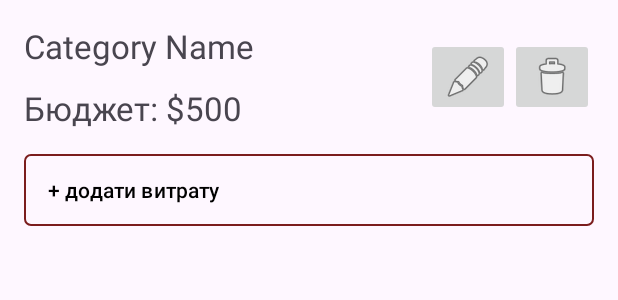
After one commit to Rednigo/MYBMobile, an Android app: the layout item_expense_category_uk.xml on its own in the app's theme, with its tools: preview values and no code run, on a phone screen of 412 x 824 dp. The commit adds this screen. Shown: the top 300 px of the screen. Run offline under Robolectric (Android 15) with nearby library versions, the phone set to English and light mode, and no system bars.

Commit message:
Added more ukrainian language for main page

```diff
--- a/MYB/app/src/main/java/com/example/myb/utils/ApiConfig.kt
+++ b/MYB/app/src/main/java/com/example/myb/utils/ApiConfig.kt
@@ -1,7 +1,7 @@
 package com.example.myb.utils
 
 object ApiConfig {
-    const val BASE_URL = "http://192.168.31.56:8080/api/v1"
-    //const val BASE_URL = "http://192.168.0.163:8080/api/v1"
+    //const val BASE_URL = "http://192.168.31.56:8080/api/v1"
+    const val BASE_URL = "http://192.168.0.163:8080/api/v1"
     const val PREF_FILE = "MyPreferences"
 }
--- /dev/null
+++ b/MYB/app/src/main/res/layout/item_expense_category_uk.xml
@@ -0,0 +1,80 @@
+<?xml version="1.0" encoding="utf-8"?>
+<androidx.constraintlayout.widget.ConstraintLayout xmlns:android="http://schemas.android.com/apk/res/android"
+    xmlns:app="http://schemas.android.com/apk/res-auto"
+    xmlns:tools="http://schemas.android.com/tools"
+    android:layout_width="match_parent"
+    android:layout_height="wrap_content"
+    android:padding="16dp">
+
+    <!-- Category Name and Budget Information -->
+    <TextView
+        android:id="@+id/textViewCategoryName"
+        android:layout_width="0dp"
+        android:layout_height="wrap_content"
+        android:textSize="22sp"
+        android:layout_marginEnd="8dp"
+        app:layout_constraintTop_toTopOf="parent"
+        app:layout_constraintStart_toStartOf="parent"
+        app:layout_constraintEnd_toStartOf="@+id/buttonEditCategory"
+        tools:text="Category Name" />
+
+    <!-- Buttons for Editing and Deleting Category -->
+    <TextView
+        android:id="@+id/textViewCategoryBudget"
+        android:layout_width="0dp"
+        android:layout_height="wrap_content"
+        android:layout_marginTop="12dp"
+        android:textSize="22sp"
+        app:layout_constraintEnd_toStartOf="@+id/buttonEditCategory"
+        app:layout_constraintHorizontal_bias="0.0"
+        app:layout_constraintStart_toStartOf="parent"
+        app:layout_constraintTop_toBottomOf="@+id/textViewCategoryName"
+        tools:text="Бюджет: $500" />
+
+    <ImageButton
+        android:id="@+id/buttonEditCategory"
+        android:layout_width="wrap_content"
+        android:layout_height="wrap_content"
+        android:src="@android:drawable/ic_menu_edit"
+        app:layout_constraintTop_toTopOf="parent"
+        app:layout_constraintBottom_toBottomOf="@+id/textViewCategoryBudget"
+        app:layout_constraintEnd_toStartOf="@+id/buttonDeleteCategory" />
+
+    <ImageButton
+        android:id="@+id/buttonDeleteCategory"
+        android:layout_width="wrap_content"
+        android:layout_height="wrap_content"
+        android:src="@android:drawable/ic_menu_delete"
+        app:layout_constraintTop_toTopOf="parent"
+        app:layout_constraintBottom_toBottomOf="@+id/textViewCategoryBudget"
+        app:layout_constraintEnd_toEndOf="parent" />
+
+    <!-- Button for Adding Expense -->
+
+    <!-- Nested RecyclerView for Listing Expenses -->
+    <Button
+        android:id="@+id/buttonAddExpense"
+        android:layout_width="0dp"
+        android:layout_height="wrap_content"
+        android:layout_marginTop="16dp"
+        android:background="@drawable/button_transparent"
+        android:gravity="start|center_vertical"
+        android:paddingStart="16dp"
+        android:paddingEnd="16dp"
+        android:text="+ додати витрату"
+        android:textColor="@android:color/black"
+        app:layout_constraintEnd_toEndOf="parent"
+        app:layout_constraintHorizontal_bias="0.0"
+        app:layout_constraintStart_toStartOf="parent"
+        app:layout_constraintTop_toBottomOf="@+id/textViewCategoryBudget" />
+
+    <androidx.recyclerview.widget.RecyclerView
+        android:id="@+id/expensesRecyclerView"
+        android:layout_width="0dp"
+        android:layout_height="wrap_content"
+        android:layout_marginTop="8dp"
+        app:layout_constraintTop_toBottomOf="@+id/buttonAddExpense"
+        app:layout_constraintStart_toStartOf="parent"
+        app:layout_constraintEnd_toEndOf="parent"/>
+
+</androidx.constraintlayout.widget.ConstraintLayout>
```
Also changed, not shown: MYB/app/src/main/java/com/example/myb/MainActivity.kt (+21 -6 lines), MYB/app/src/main/res/layout/item_expense_category_edit_uk.xml (added, +25 -0 lines), MYB/app/src/main/res/layout/item_expense_edit_uk.xml (added, +25 -0 lines), MYB/app/src/main/res/layout/item_income_edit_uk.xml (added, +25 -0 lines), MYB/app/src/main/res/layout/item_savings_edit_uk.xml (added, +28 -0 lines), MYB/app/src/main/res/values/colors.xml (+3 -4 lines), 1 other file.
